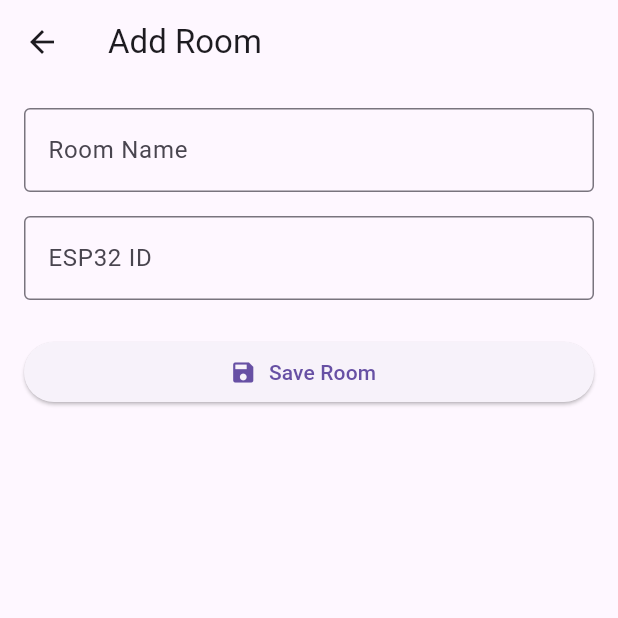
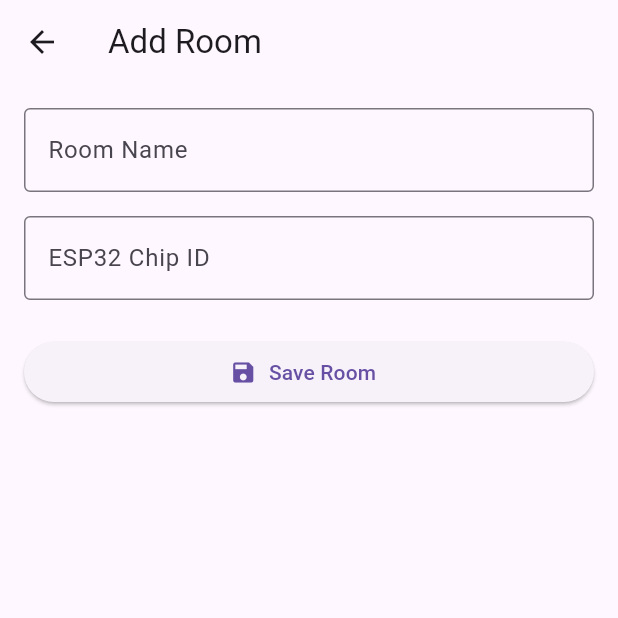
Before and after one commit to hamnah-naseer/Zxylo_Switch, a Flutter app: the AddRoomScreen screen opened directly, after a tap on "Save Room", on a phone screen of 412 x 824 dp, the top half of it. Run offline on Flutter 3.47's test engine with Material 3 defaults, Android fonts, the phone set to English and light mode, and no system bars; our stand-ins replace cloud_firestore, firebase_auth, firebase_core, firebase_database, fl_chart, flutter_screenutil and 5 more; missing offline and left inert: ui_common; accounts and stored records are empty.

Commit message:
Initial project upload

```diff
--- a/lib/features/auth/presentation/screens/add_room_screen.dart
+++ b/lib/features/auth/presentation/screens/add_room_screen.dart
@@ -1,12 +1,13 @@
 import 'package:flutter/material.dart';
-import '../../../../core/services/firebase_service.dart';
-import '../../../../core/shared/domain/entities/music_info.dart';
-import '../../../../core/shared/domain/entities/smart_device.dart';
-import '../../../../core/shared/domain/entities/smart_room.dart';
+import 'package:firebase_database/firebase_database.dart';
+
+import 'DeviceControlPage.dart';
+import 'login_screen.dart';
 
 class AddRoomScreen extends StatefulWidget {
-  final Function(Map<String, dynamic>) onRoomAdded;
-  const AddRoomScreen({super.key, required this.onRoomAdded});
+  final Function(Map<String, dynamic>)? onRoomAdded;
+  const AddRoomScreen({super.key, this.onRoomAdded});
+
   @override
   State<AddRoomScreen> createState() => _AddRoomScreenState();
 }
@@ -14,57 +15,66 @@ class AddRoomScreen extends StatefulWidget {
 class _AddRoomScreenState extends State<AddRoomScreen> {
   final _roomNameController = TextEditingController();
   final _espIdController = TextEditingController();
-  bool _isLoading = false;
 
-  Future<void> _addRoom() async {
+  final databaseRef = FirebaseDatabase.instance.ref("Rooms");
+
+  bool _isSaving = false;
+
+  // 🔹 Save room to Firebase
+  Future<void> _saveRoom() async {
     final roomName = _roomNameController.text.trim();
     final espId = _espIdController.text.trim();
 
     if (roomName.isEmpty || espId.isEmpty) {
       ScaffoldMessenger.of(context).showSnackBar(
-        const SnackBar(content: Text('Please enter both Room Name and ESP32 ID')),
+        const SnackBar(
+          content: Text("Please enter both Room Name and ESP32 ID"),
+        ),
       );
       return;
     }
 
-    setState(() => _isLoading = true);
+
+
+    setState(() => _isSaving = true);
 
     try {
+      print("Saving room...");
+      await databaseRef.child(espId).set({
+        'name': roomName,
+        'espId': espId,
+        'status': 'OFF',
 
-      final newRoom = SmartRoom(
-        id: '', // will be auto-assigned by Firebase
-        name: roomName,
-        imageUrl: 'assets/images/0.jpeg', // default image
-        temperature: 0.0,
-        airHumidity: 0.0,
-        lights: SmartDevice(isOn: false, value: 0),
-        airCondition: SmartDevice(isOn: false, value: 0),
-        timer: SmartDevice(isOn: false, value: 0),
-        musicInfo: MusicInfo(isOn: false, currentSong: Song.defaultSong),
-        esp32Id: espId,
-        relays: {'relay1': false, 'relay2': false},
-        espId: espId,
-        devices: [],
-        status: 'inactive',
+      });
+      print("Room saved! Navigating...");
+      // 🔹 Call Dashboard callback to update room list
+      if (widget.onRoomAdded != null) {
+        widget.onRoomAdded!({
+          'name': roomName,
+          'devices': [
+            {'name': 'Relay 1', 'status': 'OFF', 'icon': Icons.flash_on},
+            {'name': 'Relay 2', 'status': 'OFF', 'icon': Icons.lightbulb_outline},
+          ],
+        });
+      }
+      ScaffoldMessenger.of(context).showSnackBar(
+        SnackBar(content: Text("Room '$roomName' added successfully!")),
       );
 
-      await FirebaseService().addRoom(newRoom);
-      widget.onRoomAdded({
-        'name': roomName,
-        'espId': espId,
-      });
 
-      if (!mounted) return;
-      Navigator.pop(context);
-      ScaffoldMessenger.of(context).showSnackBar(
-        SnackBar(content: Text('$roomName added successfully!')),
+      // Navigate to DeviceControlPage with the ESP32 chipId
+      Navigator.push(
+        context,
+        MaterialPageRoute(
+          builder: (context) => DeviceControlPage(chipId: espId),
+        ),
       );
     } catch (e) {
       ScaffoldMessenger.of(context).showSnackBar(
-        SnackBar(content: Text('Error adding room: $e')),
+        SnackBar(content: Text("Error adding room: $e")),
       );
     } finally {
-      setState(() => _isLoading = false);
+      setState(() => _isSaving = false);
     }
   }
 
@@ -87,7 +97,7 @@ class _AddRoomScreenState extends State<AddRoomScreen> {
             TextField(
               controller: _espIdController,
               decoration: const InputDecoration(
-                labelText: 'ESP32 ID',
+                labelText: 'ESP32 Chip ID',
                 hintText: 'Enter your ESP32 unique ID',
                 border: OutlineInputBorder(),
               ),
@@ -97,7 +107,7 @@ class _AddRoomScreenState extends State<AddRoomScreen> {
               width: double.infinity,
               child: ElevatedButton.icon(
                 icon: const Icon(Icons.save),
-                label: _isLoading
+                label: _isSaving
                     ? const SizedBox(
                   height: 20,
                   width: 20,
@@ -107,9 +117,11 @@ class _AddRoomScreenState extends State<AddRoomScreen> {
                   ),
                 )
                     : const Text('Save Room'),
-                onPressed: _isLoading ? null : _addRoom,
+                onPressed: _isSaving ? null : _saveRoom,
+
               ),
             ),
+
           ],
         ),
       ),
--- a/lib/main.dart
+++ b/lib/main.dart
@@ -1,6 +1,7 @@
 import 'package:flutter/material.dart';
 import 'package:firebase_core/firebase_core.dart';
 import 'package:flutter_screenutil/flutter_screenutil.dart';
+import 'features/auth/presentation/screens/add_room_screen.dart';
 import 'features/auth/presentation/screens/splash_screen.dart';
 import 'package:firebase_database/firebase_database.dart';
 
```
Also changed, not shown: lib/features/auth/presentation/screens/DeviceControlPage.dart (added, +74 -0 lines), lib/features/auth/presentation/screens/dashboard_screen.dart (+22 -7 lines), 1 other file.
